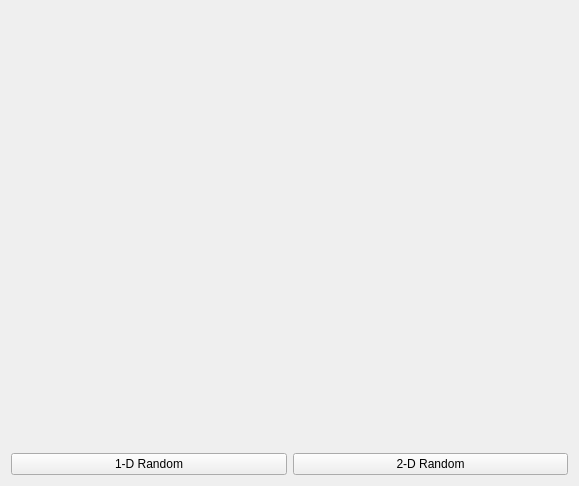
davetbarr/magicplot, file magicPlot.ui: the form before one commit.
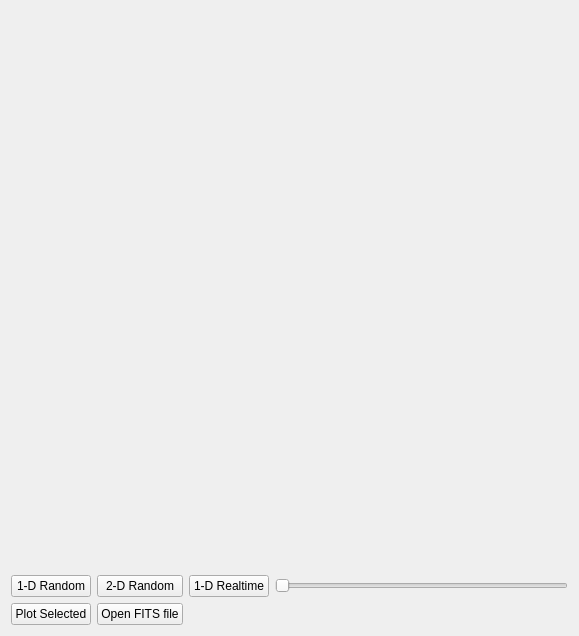
The form after the commit.

Diff of the .ui file:
```diff
--- a/magicPlot.ui
+++ b/magicPlot.ui
@@ -7,7 +7,7 @@
     <x>0</x>
     <y>0</y>
     <width>579</width>
-    <height>486</height>
+    <height>636</height>
    </rect>
   </property>
   <property name="windowTitle">
@@ -39,8 +39,8 @@
     </widget>
    </item>
    <item row="1" column="0">
-    <layout class="QHBoxLayout" name="horizontalLayout">
-     <item>
+    <layout class="QGridLayout" name="gridLayout_2">
+     <item row="0" column="0">
       <widget class="QPushButton" name="plotRand1d">
        <property name="sizePolicy">
         <sizepolicy hsizetype="Minimum" vsizetype="Maximum">
@@ -53,7 +53,7 @@
        </property>
       </widget>
      </item>
-     <item>
+     <item row="0" column="1">
       <widget class="QPushButton" name="plotRand2d">
        <property name="sizePolicy">
         <sizepolicy hsizetype="Minimum" vsizetype="Maximum">
@@ -66,6 +66,52 @@
        </property>
       </widget>
      </item>
+     <item row="0" column="2">
+      <widget class="QPushButton" name="plot1dRealtime">
+       <property name="text">
+        <string>1-D Realtime</string>
+       </property>
+      </widget>
+     </item>
+     <item row="0" column="3">
+      <widget class="QSlider" name="bufferSizeSlider">
+       <property name="mouseTracking">
+        <bool>false</bool>
+       </property>
+       <property name="toolTip">
+        <string>&lt;html&gt;&lt;head/&gt;&lt;body&gt;&lt;p&gt;Set buffer size&lt;/p&gt;&lt;/body&gt;&lt;/html&gt;</string>
+       </property>
+       <property name="minimum">
+        <number>10</number>
+       </property>
+       <property name="maximum">
+        <number>100</number>
+       </property>
+       <property name="orientation">
+        <enum>Qt::Horizontal</enum>
+       </property>
+       <property name="tickPosition">
+        <enum>QSlider::NoTicks</enum>
+       </property>
+       <property name="tickInterval">
+        <number>1</number>
+       </property>
+      </widget>
+     </item>
+     <item row="1" column="0">
+      <widget class="QPushButton" name="plotSelected">
+       <property name="text">
+        <string>Plot Selected</string>
+       </property>
+      </widget>
+     </item>
+     <item row="1" column="1">
+      <widget class="QPushButton" name="openFitsFile">
+       <property name="text">
+        <string>Open FITS file</string>
+       </property>
+      </widget>
+     </item>
     </layout>
    </item>
   </layout>
```
